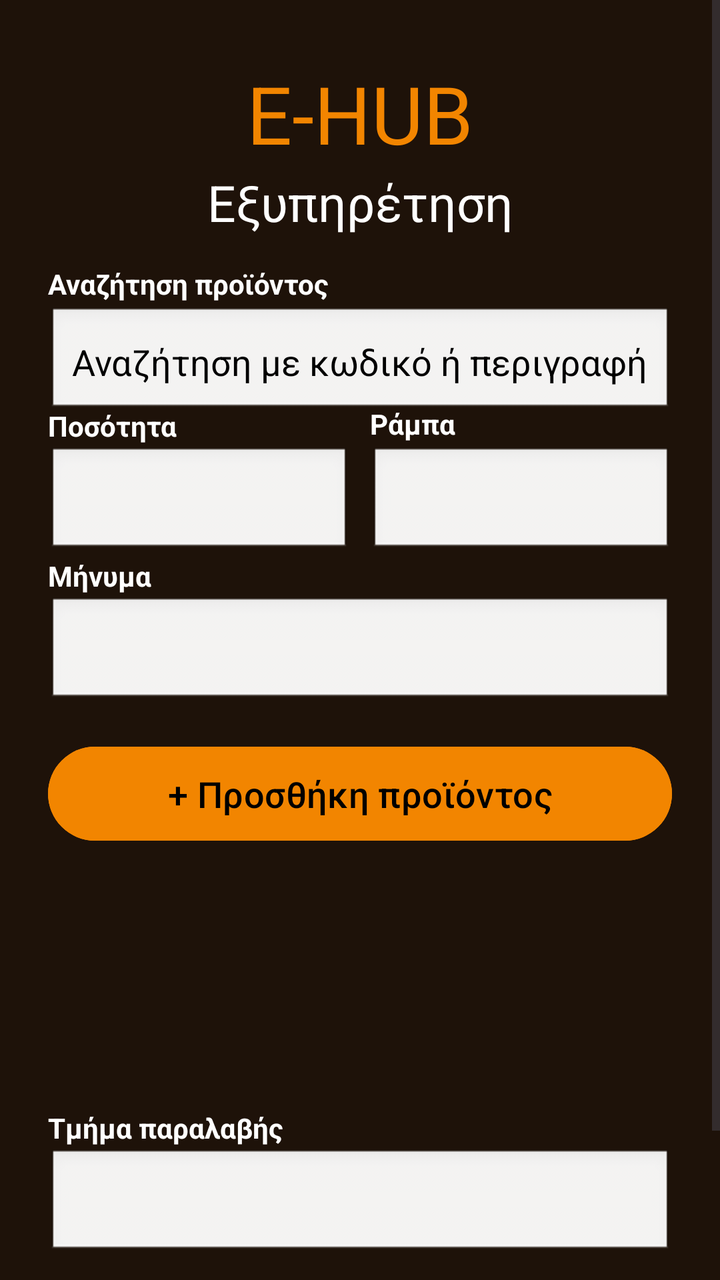
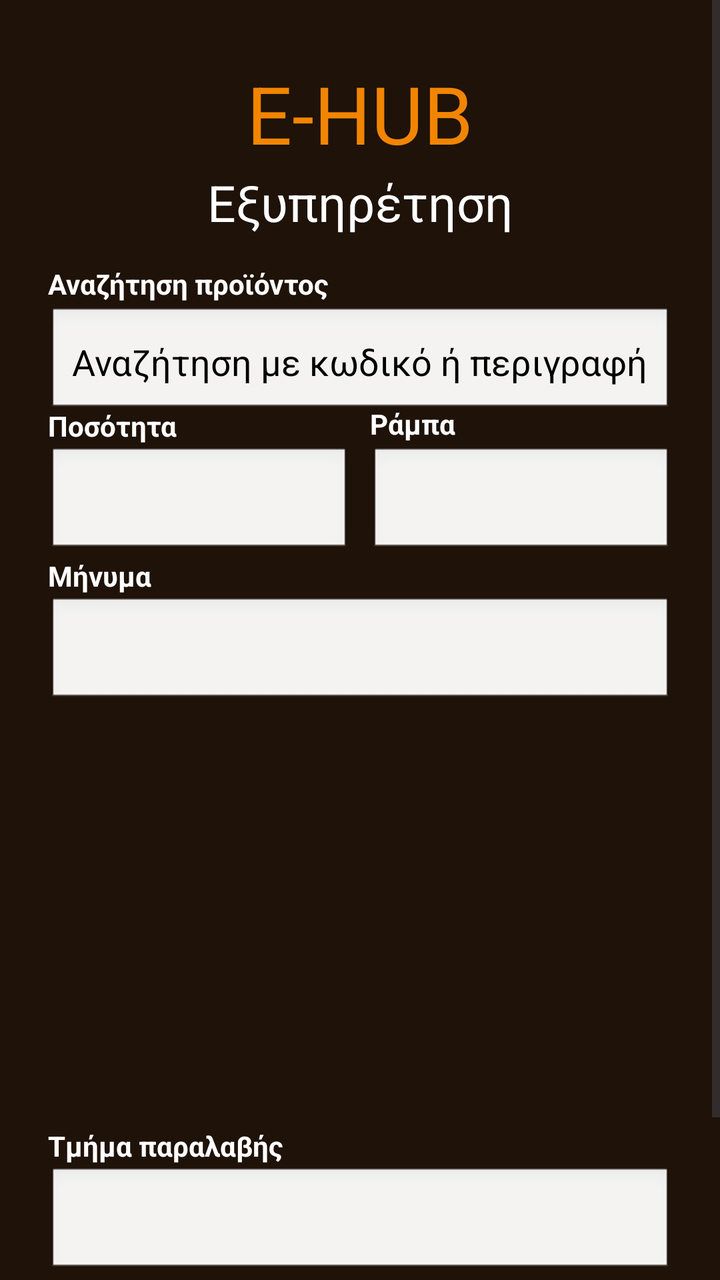

An Android layout rendered at two revisions. The XML below is the earlier revision; the diff shows what the commit changed to produce the second picture.
<!-- AndroidManifest.xml: application theme Theme.EHUB -->
<!-- res/layout/customer_support.xml -->
<?xml version="1.0" encoding="utf-8"?>
<ScrollView
    xmlns:android="http://schemas.android.com/apk/res/android"
    xmlns:tools="http://schemas.android.com/tools"
    xmlns:app="http://schemas.android.com/apk/res-auto"
    android:layout_width="match_parent"
    android:layout_height="match_parent"
    android:background="@color/brown">

    <androidx.constraintlayout.widget.ConstraintLayout
        android:layout_width="match_parent"
        android:layout_height="wrap_content"
        android:paddingBottom="24dp">

        <TextView
            android:id="@+id/titleText"
            android:layout_width="wrap_content"
            android:layout_height="wrap_content"
            android:layout_marginTop="30dp"
            android:text="E-HUB"
            android:textColor="@color/orange"
            android:textSize="40sp"
            app:layout_constraintEnd_toEndOf="parent"
            app:layout_constraintStart_toStartOf="parent"
            app:layout_constraintTop_toTopOf="parent" />

        <TextView
            android:id="@+id/customerSupportTitle"
            android:layout_width="wrap_content"
            android:layout_height="wrap_content"
            android:layout_marginTop="1dp"
            android:text="Εξυπηρέτηση"
            android:textColor="@color/white"
            android:textSize="25sp"
            app:layout_constraintEnd_toEndOf="parent"
            app:layout_constraintStart_toStartOf="parent"
            app:layout_constraintTop_toBottomOf="@id/titleText" />

        <TextView
            android:id="@+id/productSearchLabel"
            android:layout_width="wrap_content"
            android:layout_height="wrap_content"
            android:layout_marginBottom="2dp"
            android:text="Αναζήτηση προϊόντος"
            android:textColor="@color/white"
            android:textSize="14sp"
            android:textStyle="bold"
            app:layout_constraintBottom_toTopOf="@id/customerSupportSearch"
            app:layout_constraintStart_toStartOf="@id/customerSupportSearch" />

        <EditText
            android:id="@+id/customerSupportSearch"
            android:layout_width="0dp"
            android:layout_height="55dp"
            android:layout_marginStart="24dp"
            android:layout_marginTop="70dp"
            android:layout_marginEnd="24dp"
            android:background="@android:drawable/edit_text"
            android:hint="Αναζήτηση με κωδικό ή περιγραφή"
            android:inputType="text"
            android:padding="12dp"
            android:singleLine="true"
            android:textColor="@color/black"
            android:textColorHint="@color/black"
            app:layout_constraintEnd_toEndOf="parent"
            app:layout_constraintStart_toStartOf="parent"
            app:layout_constraintTop_toBottomOf="@id/titleText" />

        <ScrollView
            android:id="@+id/customerSupSuggestionsScroll"
            android:layout_width="0dp"
            android:layout_height="150dp"
            android:layout_marginStart="20dp"
            android:layout_marginEnd="20dp"
            android:background="@android:color/white"
            android:elevation="8dp"
            android:visibility="gone"
            app:layout_constraintEnd_toEndOf="parent"
            app:layout_constraintStart_toStartOf="parent"
            app:layout_constraintTop_toBottomOf="@id/customerSupportSearch">

            <LinearLayout
                android:id="@+id/customerSupSuggestionsList"
                android:layout_width="match_parent"
                android:layout_height="wrap_content"
                android:orientation="vertical"
                android:padding="8dp" />

        </ScrollView>

        <TextView
            android:id="@+id/quantityLabel"
            android:layout_width="wrap_content"
            android:layout_height="wrap_content"
            android:layout_marginBottom="1dp"
            android:text="Ποσότητα"
            android:textColor="@color/white"
            android:textSize="14sp"
            android:textStyle="bold"
            app:layout_constraintBottom_toTopOf="@id/quantityInput"
            app:layout_constraintStart_toStartOf="@id/quantityInput" />

        <EditText
            android:id="@+id/quantityInput"
            android:layout_width="0dp"
            android:layout_height="55dp"
            android:layout_marginStart="24dp"
            android:layout_marginTop="15dp"
            android:layout_marginEnd="2dp"
            android:background="@android:drawable/edit_text"
            android:inputType="number"
            android:padding="12dp"
            android:singleLine="true"
            android:textColor="@color/black"
            android:textColorHint="#777777"
            app:layout_constraintEnd_toStartOf="@id/locationInput"
            app:layout_constraintStart_toStartOf="parent"
            app:layout_constraintTop_toBottomOf="@id/customerSupportSearch" />

        <TextView
            android:id="@+id/r_θεση"
            android:layout_width="wrap_content"
            android:layout_height="wrap_content"
            android:layout_marginBottom="2dp"
            android:text="Ράμπα"
            android:textColor="@color/white"
            android:textSize="14sp"
            android:textStyle="bold"
            app:layout_constraintBottom_toTopOf="@id/locationInput"
            app:layout_constraintStart_toStartOf="@id/locationInput" />

        <EditText
            android:id="@+id/locationInput"
            android:layout_width="0dp"
            android:layout_height="55dp"
            android:layout_marginStart="8dp"
            android:layout_marginEnd="24dp"
            android:background="@android:drawable/edit_text"
            android:inputType="number"
            android:padding="12dp"
            android:singleLine="true"
            android:textColor="@color/black"
            android:textColorHint="#777777"
            app:layout_constraintEnd_toEndOf="parent"
            app:layout_constraintStart_toEndOf="@id/quantityInput"
            app:layout_constraintTop_toTopOf="@id/quantityInput" />

        <TextView
            android:id="@+id/messageLabel"
            android:layout_width="wrap_content"
            android:layout_height="wrap_content"
            android:layout_marginBottom="1dp"
            android:text="Μήνυμα"
            android:textColor="@color/white"
            android:textSize="14sp"
            android:textStyle="bold"
            app:layout_constraintBottom_toTopOf="@id/messageInput"
            app:layout_constraintStart_toStartOf="@id/messageInput" />

        <EditText
            android:id="@+id/messageInput"
            android:layout_width="0dp"
            android:layout_height="55dp"
            android:layout_marginStart="24dp"
            android:layout_marginTop="20dp"
            android:layout_marginEnd="24dp"
            android:background="@android:drawable/edit_text"
            android:inputType="text"
            android:padding="10dp"
            android:singleLine="true"
            android:textColor="@color/black"
            android:textColorHint="@color/black"
            app:layout_constraintEnd_toEndOf="parent"
            app:layout_constraintStart_toStartOf="parent"
            app:layout_constraintTop_toBottomOf="@id/quantityInput" />

        <Button
            android:id="@+id/productInsert"
            android:layout_width="0dp"
            android:layout_height="55dp"
            android:layout_marginStart="24dp"
            android:layout_marginTop="16dp"
            android:layout_marginEnd="24dp"
            android:backgroundTint="@color/orange"
            android:text="+ Προσθήκη προϊόντος"
            android:textColor="@color/black"
            android:textSize="18sp"
            app:layout_constraintEnd_toEndOf="parent"
            app:layout_constraintStart_toStartOf="parent"
            app:layout_constraintTop_toBottomOf="@id/messageInput" />

        <androidx.recyclerview.widget.RecyclerView
            android:id="@+id/insertedProducts"
            android:layout_width="0dp"
            android:layout_height="100dp"
            android:layout_marginStart="20dp"
            android:layout_marginTop="10dp"
            android:layout_marginEnd="20dp"
            android:clipToPadding="false"
            android:padding="4dp"
            android:scrollbars="vertical"
            app:layout_constraintEnd_toEndOf="parent"
            app:layout_constraintStart_toStartOf="parent"
            app:layout_constraintTop_toBottomOf="@id/productInsert" />

        <TextView
            android:id="@+id/departmentLabel"
            android:layout_width="wrap_content"
            android:layout_height="wrap_content"
            android:layout_marginStart="24dp"
            android:layout_marginTop="20dp"
            android:text="Τμήμα παραλαβής"
            android:textColor="@color/white"
            android:textSize="14sp"
            android:textStyle="bold"
            app:layout_constraintStart_toStartOf="parent"
            app:layout_constraintTop_toBottomOf="@id/insertedProducts" />

        <Spinner
            android:id="@+id/selectDepartment"
            android:layout_width="0dp"
            android:layout_height="55dp"
            android:layout_marginTop="1dp"
            android:layout_marginEnd="24dp"
            android:background="@android:drawable/edit_text"
            android:paddingStart="12dp"
            android:paddingEnd="12dp"
            app:layout_constraintEnd_toEndOf="parent"
            app:layout_constraintStart_toStartOf="@id/departmentLabel"
            app:layout_constraintTop_toBottomOf="@id/departmentLabel" />

        <Button
            android:id="@+id/sendRequest"
            android:layout_width="0dp"
            android:layout_height="55dp"
            android:layout_marginStart="24dp"
            android:layout_marginTop="16dp"
            android:layout_marginEnd="24dp"
            android:backgroundTint="@color/orange"
            android:text="Αποστολή αιτήματος"
            android:textColor="@color/black"
            android:textSize="18sp"
            app:layout_constraintBottom_toBottomOf="parent"
            app:layout_constraintEnd_toEndOf="parent"
            app:layout_constraintStart_toStartOf="parent"
            app:layout_constraintTop_toBottomOf="@id/selectDepartment" />

    </androidx.constraintlayout.widget.ConstraintLayout>
</ScrollView>
<!-- resources referenced by this layout -->
<resources>
  <color name="black">#FF000000</color>
  <color name="brown">#1E1209</color>
  <color name="orange">#F28500</color>
  <color name="white">#FFFFFFFF</color>
  <style name="Theme.EHUB" parent="Base.Theme.EHUB" />
  <style name="Base.Theme.EHUB" parent="Theme.Material3.DayNight.NoActionBar">
          
          
      </style>
</resources>

<!-- the commit's change to res/layout/customer_support.xml (unified diff, before → after) -->
@@ -187,12 +187,13 @@
             android:textSize="18sp"
             app:layout_constraintEnd_toEndOf="parent"
             app:layout_constraintStart_toStartOf="parent"
-            app:layout_constraintTop_toBottomOf="@id/messageInput" />
+            app:layout_constraintTop_toBottomOf="@id/messageInput"
+            android:visibility="gone"/>
 
         <androidx.recyclerview.widget.RecyclerView
             android:id="@+id/insertedProducts"
             android:layout_width="0dp"
-            android:layout_height="100dp"
+            android:layout_height="180dp"
             android:layout_marginStart="20dp"
             android:layout_marginTop="10dp"
             android:layout_marginEnd="20dp"
@@ -201,7 +202,8 @@
             android:scrollbars="vertical"
             app:layout_constraintEnd_toEndOf="parent"
             app:layout_constraintStart_toStartOf="parent"
-            app:layout_constraintTop_toBottomOf="@id/productInsert" />
+            app:layout_constraintTop_toBottomOf="@id/productInsert"
+            />
 
         <TextView
             android:id="@+id/departmentLabel"
